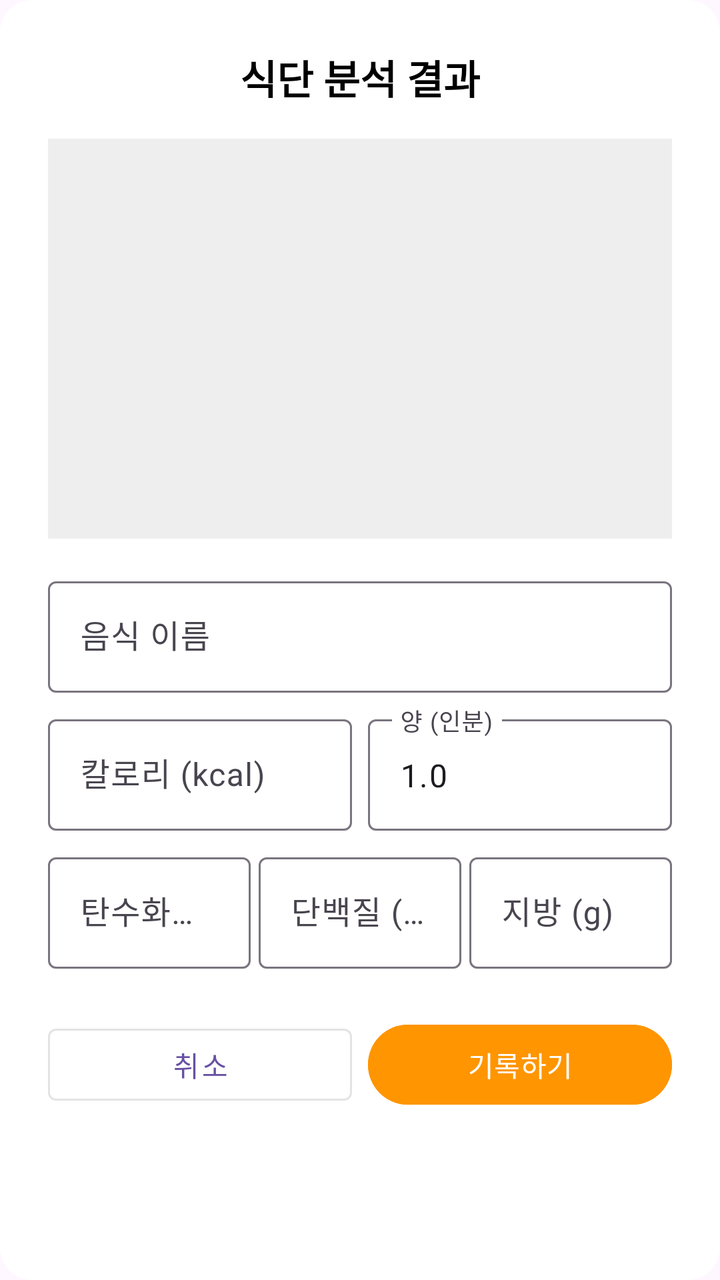
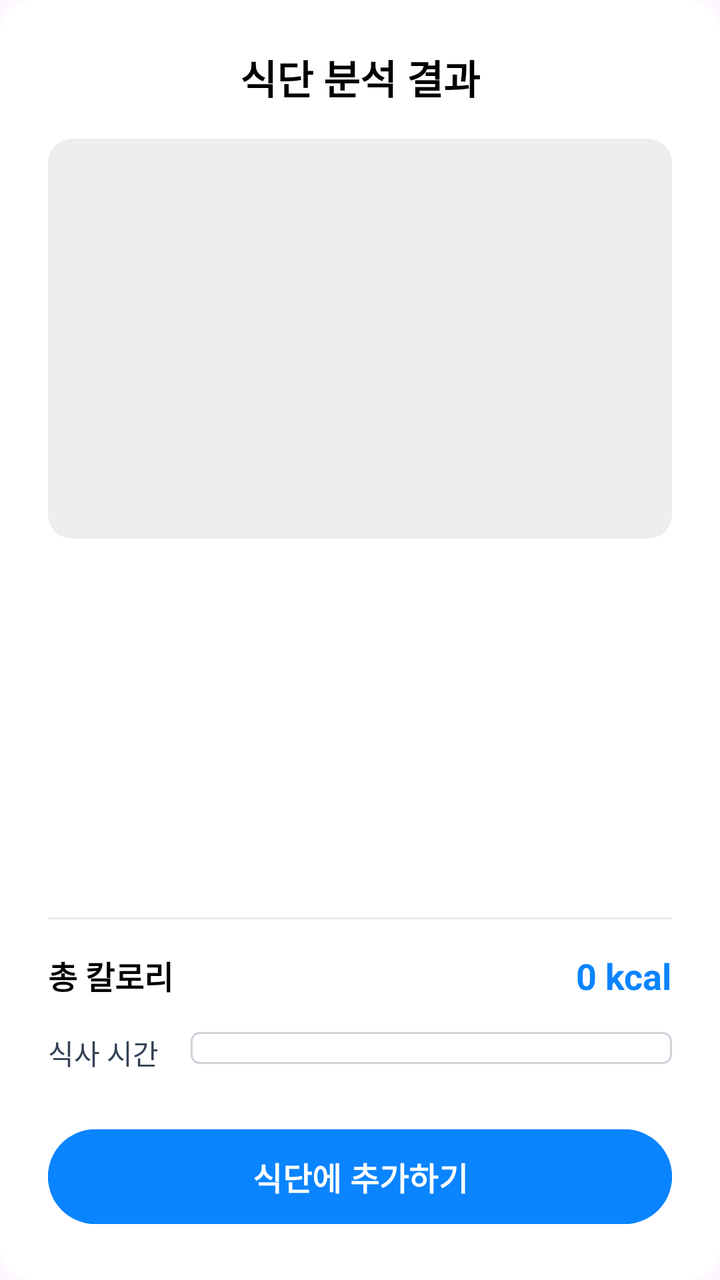

The first picture is an Android layout as it rendered before a commit; the second is the same layout after the commit. The layout source and the unified diff follow.
<!-- AndroidManifest.xml: application theme Theme.AI_DIET_APP -->
<!-- res/layout/dialog_meal_analysis.xml -->
<?xml version="1.0" encoding="utf-8"?>
<LinearLayout xmlns:android="http://schemas.android.com/apk/res/android"
    android:layout_width="match_parent"
    android:layout_height="wrap_content"
    android:orientation="vertical"
    android:padding="24dp"
    android:background="@drawable/bg_dialog_rounded">

    <TextView
        android:layout_width="match_parent"
        android:layout_height="wrap_content"
        android:text="식단 분석 결과"
        android:textSize="20sp"
        android:textStyle="bold"
        android:textColor="@color/black"
        android:gravity="center"
        android:layout_marginBottom="16dp"/>

    <ImageView
        android:id="@+id/iv_analyzed_image"
        android:layout_width="match_parent"
        android:layout_height="200dp"
        android:scaleType="centerCrop"
        android:layout_marginBottom="16dp"
        android:background="#EEEEEE"/>

    <com.google.android.material.textfield.TextInputLayout
        android:layout_width="match_parent"
        android:layout_height="wrap_content"
        android:hint="음식 이름"
        android:layout_marginBottom="8dp">

        <com.google.android.material.textfield.TextInputEditText
            android:id="@+id/et_food_name"
            android:layout_width="match_parent"
            android:layout_height="wrap_content"/>
    </com.google.android.material.textfield.TextInputLayout>

    <LinearLayout
        android:layout_width="match_parent"
        android:layout_height="wrap_content"
        android:orientation="horizontal"
        android:weightSum="2">

        <com.google.android.material.textfield.TextInputLayout
            android:layout_width="0dp"
            android:layout_height="wrap_content"
            android:layout_weight="1"
            android:hint="칼로리 (kcal)"
            android:layout_marginEnd="4dp">

            <com.google.android.material.textfield.TextInputEditText
                android:id="@+id/et_calories"
                android:layout_width="match_parent"
                android:layout_height="wrap_content"
                android:inputType="numberDecimal"/>
        </com.google.android.material.textfield.TextInputLayout>

        <com.google.android.material.textfield.TextInputLayout
            android:layout_width="0dp"
            android:layout_height="wrap_content"
            android:layout_weight="1"
            android:hint="양 (인분)"
            android:layout_marginStart="4dp">

            <com.google.android.material.textfield.TextInputEditText
                android:id="@+id/et_serving_size"
                android:layout_width="match_parent"
                android:layout_height="wrap_content"
                android:inputType="numberDecimal"
                android:text="1.0"/>
        </com.google.android.material.textfield.TextInputLayout>
    </LinearLayout>

    <LinearLayout
        android:layout_width="match_parent"
        android:layout_height="wrap_content"
        android:orientation="horizontal"
        android:weightSum="3"
        android:layout_marginTop="8dp">

        <com.google.android.material.textfield.TextInputLayout
            android:layout_width="0dp"
            android:layout_height="wrap_content"
            android:layout_weight="1"
            android:hint="탄수화물 (g)"
            android:layout_marginEnd="4dp">

            <com.google.android.material.textfield.TextInputEditText
                android:id="@+id/et_carbs"
                android:layout_width="match_parent"
                android:layout_height="wrap_content"
                android:inputType="numberDecimal"/>
        </com.google.android.material.textfield.TextInputLayout>

        <com.google.android.material.textfield.TextInputLayout
            android:layout_width="0dp"
            android:layout_height="wrap_content"
            android:layout_weight="1"
            android:hint="단백질 (g)"
            android:layout_marginEnd="4dp">

            <com.google.android.material.textfield.TextInputEditText
                android:id="@+id/et_protein"
                android:layout_width="match_parent"
                android:layout_height="wrap_content"
                android:inputType="numberDecimal"/>
        </com.google.android.material.textfield.TextInputLayout>

        <com.google.android.material.textfield.TextInputLayout
            android:layout_width="0dp"
            android:layout_height="wrap_content"
            android:layout_weight="1"
            android:hint="지방 (g)">

            <com.google.android.material.textfield.TextInputEditText
                android:id="@+id/et_fat"
                android:layout_width="match_parent"
                android:layout_height="wrap_content"
                android:inputType="numberDecimal"/>
        </com.google.android.material.textfield.TextInputLayout>
    </LinearLayout>

    <LinearLayout
        android:layout_width="match_parent"
        android:layout_height="wrap_content"
        android:orientation="horizontal"
        android:layout_marginTop="24dp">

        <Button
            android:id="@+id/btn_cancel"
            android:layout_width="0dp"
            android:layout_height="wrap_content"
            android:layout_weight="1"
            android:text="취소"
            style="@style/Widget.MaterialComponents.Button.OutlinedButton"
            android:layout_marginEnd="8dp"/>

        <Button
            android:id="@+id/btn_save_meal"
            android:layout_width="0dp"
            android:layout_height="wrap_content"
            android:layout_weight="1"
            android:text="기록하기"
            android:backgroundTint="@color/primary_orange"/>
    </LinearLayout>

</LinearLayout>
<!-- resources referenced by this layout -->
<resources>
  <color name="black">#FF000000</color>
  <color name="primary_orange">#FF9500</color>
  <!-- drawable bg_dialog_rounded (drawable) -->
  <?xml version="1.0" encoding="utf-8"?>
  <shape xmlns:android="http://schemas.android.com/apk/res/android">
      <solid android:color="@android:color/white"/>
      <corners android:radius="16dp"/>
  </shape>
  <style name="Theme.AI_DIET_APP" parent="Base.Theme.AI_DIET_APP" />
  <style name="Base.Theme.AI_DIET_APP" parent="Theme.Material3.DayNight.NoActionBar">
          
          
      </style>
</resources>

<!-- the commit's change to res/layout/dialog_meal_analysis.xml (unified diff, before → after) -->
@@ -1,5 +1,6 @@
 <?xml version="1.0" encoding="utf-8"?>
 <LinearLayout xmlns:android="http://schemas.android.com/apk/res/android"
+    xmlns:app="http://schemas.android.com/apk/res-auto"
     android:layout_width="match_parent"
     android:layout_height="wrap_content"
     android:orientation="vertical"
@@ -16,133 +17,91 @@
         android:gravity="center"
         android:layout_marginBottom="16dp"/>
 
-    <ImageView
-        android:id="@+id/iv_analyzed_image"
+    <androidx.cardview.widget.CardView
         android:layout_width="match_parent"
         android:layout_height="200dp"
-        android:scaleType="centerCrop"
         android:layout_marginBottom="16dp"
-        android:background="#EEEEEE"/>
+        app:cardCornerRadius="12dp"
+        app:cardElevation="0dp">
+        
+        <ImageView
+            android:id="@+id/iv_analyzed_image"
+            android:layout_width="match_parent"
+            android:layout_height="match_parent"
+            android:scaleType="centerCrop"
+            android:background="#EEEEEE"/>
+    </androidx.cardview.widget.CardView>
 
-    <com.google.android.material.textfield.TextInputLayout
+    <androidx.recyclerview.widget.RecyclerView
+        android:id="@+id/rv_analysis_results"
         android:layout_width="match_parent"
-        android:layout_height="wrap_content"
-        android:hint="음식 이름"
-        android:layout_marginBottom="8dp">
+        android:layout_height="0dp"
+        android:layout_weight="1"
+        android:minHeight="100dp"
+        android:layout_marginBottom="16dp"/>
 
-        <com.google.android.material.textfield.TextInputEditText
-            android:id="@+id/et_food_name"
-            android:layout_width="match_parent"
-            android:layout_height="wrap_content"/>
-    </com.google.android.material.textfield.TextInputLayout>
+    <View
+        android:layout_width="match_parent"
+        android:layout_height="1dp"
+        android:background="@color/gray_70"
+        android:layout_marginBottom="16dp"/>
 
     <LinearLayout
         android:layout_width="match_parent"
         android:layout_height="wrap_content"
         android:orientation="horizontal"
-        android:weightSum="2">
+        android:gravity="center_vertical"
+        android:layout_marginBottom="16dp">
 
-        <com.google.android.material.textfield.TextInputLayout
+        <TextView
             android:layout_width="0dp"
             android:layout_height="wrap_content"
             android:layout_weight="1"
-            android:hint="칼로리 (kcal)"
-            android:layout_marginEnd="4dp">
+            android:text="총 칼로리"
+            android:textSize="16sp"
+            android:textStyle="bold"
+            android:textColor="@color/black"/>
 
-            <com.google.android.material.textfield.TextInputEditText
-                android:id="@+id/et_calories"
-                android:layout_width="match_parent"
-                android:layout_height="wrap_content"
-                android:inputType="numberDecimal"/>
-        </com.google.android.material.textfield.TextInputLayout>
-
-        <com.google.android.material.textfield.TextInputLayout
-            android:layout_width="0dp"
+        <TextView
+            android:id="@+id/txt_total_calories"
+            android:layout_width="wrap_content"
             android:layout_height="wrap_content"
-            android:layout_weight="1"
-            android:hint="양 (인분)"
-            android:layout_marginStart="4dp">
-
-            <com.google.android.material.textfield.TextInputEditText
-                android:id="@+id/et_serving_size"
-                android:layout_width="match_parent"
-                android:layout_height="wrap_content"
-                android:inputType="numberDecimal"
-                android:text="1.0"/>
-        </com.google.android.material.textfield.TextInputLayout>
+            android:text="0 kcal"
+            android:textSize="18sp"
+            android:textStyle="bold"
+            android:textColor="@color/primary_blue"/>
     </LinearLayout>
 
     <LinearLayout
         android:layout_width="match_parent"
         android:layout_height="wrap_content"
         android:orientation="horizontal"
-        android:weightSum="3"
-        android:layout_marginTop="8dp">
+        android:layout_marginBottom="24dp">
+        
+        <TextView
+            android:layout_width="wrap_content"
+            android:layout_height="wrap_content"
+            android:text="식사 시간"
+            android:layout_gravity="center_vertical"
+            android:layout_marginEnd="16dp"
+            android:textColor="@color/gray_text"/>
 
-        <com.google.android.material.textfield.TextInputLayout
-            android:layout_width="0dp"
+        <Spinner
+            android:id="@+id/spinner_meal_time"
+            android:layout_width="match_parent"
             android:layout_height="wrap_content"
-            android:layout_weight="1"
-            android:hint="탄수화물 (g)"
-            android:layout_marginEnd="4dp">
-
-            <com.google.android.material.textfield.TextInputEditText
-                android:id="@+id/et_carbs"
-                android:layout_width="match_parent"
-                android:layout_height="wrap_content"
-                android:inputType="numberDecimal"/>
-        </com.google.android.material.textfield.TextInputLayout>
-
-        <com.google.android.material.textfield.TextInputLayout
-            android:layout_width="0dp"
-            android:layout_height="wrap_content"
-            android:layout_weight="1"
-            android:hint="단백질 (g)"
-            android:layout_marginEnd="4dp">
-
-            <com.google.android.material.textfield.TextInputEditText
-                android:id="@+id/et_protein"
-                android:layout_width="match_parent"
-                android:layout_height="wrap_content"
-                android:inputType="numberDecimal"/>
-        </com.google.android.material.textfield.TextInputLayout>
-
-        <com.google.android.material.textfield.TextInputLayout
-            android:layout_width="0dp"
-            android:layout_height="wrap_content"
-            android:layout_weight="1"
-            android:hint="지방 (g)">
-
-            <com.google.android.material.textfield.TextInputEditText
-                android:id="@+id/et_fat"
-                android:layout_width="match_parent"
-                android:layout_height="wrap_content"
-                android:inputType="numberDecimal"/>
-        </com.google.android.material.textfield.TextInputLayout>
+            android:background="@drawable/bg_spinner_outline"
+            android:padding="8dp"/>
     </LinearLayout>
 
-    <LinearLayout
+    <Button
+        android:id="@+id/btn_add_to_diet"
         android:layout_width="match_parent"
         android:layout_height="wrap_content"
-        android:orientation="horizontal"
-        android:layout_marginTop="24dp">
-
-        <Button
-            android:id="@+id/btn_cancel"
-            android:layout_width="0dp"
-            android:layout_height="wrap_content"
-            android:layout_weight="1"
-            android:text="취소"
-            style="@style/Widget.MaterialComponents.Button.OutlinedButton"
-            android:layout_marginEnd="8dp"/>
-
-        <Button
-            android:id="@+id/btn_save_meal"
-            android:layout_width="0dp"
-            android:layout_height="wrap_content"
-            android:layout_weight="1"
-            android:text="기록하기"
-            android:backgroundTint="@color/primary_orange"/>
-    </LinearLayout>
+        android:text="식단에 추가하기"
+        android:backgroundTint="@color/primary_blue"
+        android:paddingVertical="12dp"
+        android:textSize="16sp"
+        android:textStyle="bold"/>
 
 </LinearLayout>
<!-- resource entries referenced after the edit -->
@@ -1,14 +1,26 @@
 <!-- resources referenced by this layout -->
 <resources>
   <color name="black">#FF000000</color>
-  <color name="primary_orange">#FF9500</color>
+  <color name="gray_70">#E9EDF0</color>
+  <color name="gray_text">#334155</color>
+  <color name="primary_blue">#0A84FF</color>
   <!-- drawable bg_dialog_rounded (drawable) -->
   <?xml version="1.0" encoding="utf-8"?>
   <shape xmlns:android="http://schemas.android.com/apk/res/android">
       <solid android:color="@android:color/white"/>
       <corners android:radius="16dp"/>
   </shape>
+  <!-- drawable bg_spinner_outline (drawable) -->
+  <?xml version="1.0" encoding="utf-8"?>
+  <shape xmlns:android="http://schemas.android.com/apk/res/android">
+      <solid android:color="@android:color/transparent" />
+      <stroke
+          android:width="1dp"
+          android:color="@color/gray_50" />
+      <corners android:radius="4dp" />
+  </shape>
   <style name="Theme.AI_DIET_APP" parent="Base.Theme.AI_DIET_APP" />
+  <color name="gray_50">#CED4DA</color>
   <style name="Base.Theme.AI_DIET_APP" parent="Theme.Material3.DayNight.NoActionBar">
           
           
